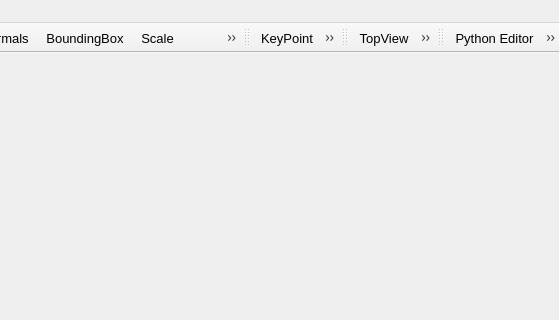
Before: the Qt Designer form src/app/mainwindow.ui in Libaocheng3811/PointWorks, drawn with Qt 5; both pictures show x 741 to 1300 and y 0 to 320 of the 1300 by 845 pixel window.
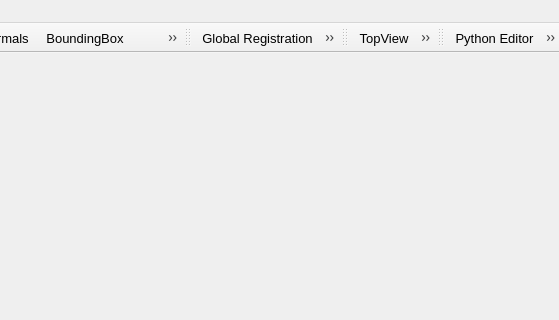
After: the same form once the commit is applied. Icons and pictures are not drawn. Custom widgets are drawn as their Qt base class.

Commit message: <feat>初步完成registration模块重构

```diff
--- a/src/app/mainwindow.ui
+++ b/src/app/mainwindow.ui
@@ -695,13 +695,13 @@
    <attribute name="toolBarBreak">
     <bool>false</bool>
    </attribute>
-   <addaction name="actionKeyPoint"/>
-   <addaction name="actionDescriptor"/>
+   <addaction name="actionGlobalRegistration"/>
    <addaction name="actionFilters"/>
    <addaction name="actionSampling"/>
    <addaction name="actionSegmentation"/>
-   <addaction name="actionRegistration"/>
+   <addaction name="actionFineRegistration"/>
    <addaction name="actionSurface"/>
+   <addaction name="actionPointPairsAlignment"/>
    <addaction name="actionPickPoints"/>
    <addaction name="actionCutting"/>
    <addaction name="actionBoundary"/>
@@ -1132,13 +1132,39 @@
     </font>
    </property>
   </action>
-  <action name="actionKeyPoint">
+  <action name="actionAlignByCenters">
+   <property name="text">
+    <string>Align by Centers</string>
+   </property>
+   <property name="font">
+    <font>
+     <family>Microsoft YaHei UI</family>
+     <pointsize>10</pointsize>
+    </font>
+   </property>
+  </action>
+  <action name="actionPointPairsAlignment">
    <property name="icon">
     <iconset resource="../resources/res.qrc">
      <normaloff>:/res/icon/snap-bounding-box-center.svg</normaloff>:/res/icon/snap-bounding-box-center.svg</iconset>
    </property>
    <property name="text">
-    <string>KeyPoint</string>
+    <string>Point-Pairs Alignment</string>
+   </property>
+   <property name="font">
+    <font>
+     <family>Microsoft YaHei UI</family>
+     <pointsize>10</pointsize>
+    </font>
+   </property>
+  </action>
+  <action name="actionGlobalRegistration">
+   <property name="icon">
+    <iconset resource="../resources/res.qrc">
+     <normaloff>:/res/icon/exchange-positions-clockwise.svg</normaloff>:/res/icon/exchange-positions-clockwise.svg</iconset>
+   </property>
+   <property name="text">
+    <string>Global Registration</string>
    </property>
    <property name="font">
     <font>
@@ -1168,22 +1194,7 @@
      <normaloff>:/res/icon/exchange-positions-clockwise.svg</normaloff>:/res/icon/exchange-positions-clockwise.svg</iconset>
    </property>
    <property name="text">
-    <string>Registration</string>
-   </property>
-   <property name="font">
-    <font>
-     <family>Microsoft YaHei UI</family>
-     <pointsize>10</pointsize>
-    </font>
-   </property>
-  </action>
-  <action name="actionDescriptor">
-   <property name="icon">
-    <iconset resource="../resources/res.qrc">
-     <normaloff>:/res/icon/feature.svg</normaloff>:/res/icon/feature.svg</iconset>
-   </property>
-   <property name="text">
-    <string>Descriptor</string>
+    <string>ICP (Fine Registration)</string>
    </property>
    <property name="font">
     <font>
```
Left out of the diff: 24 changed lines with no effect on the pictures. The commit also changes 25 other files.
